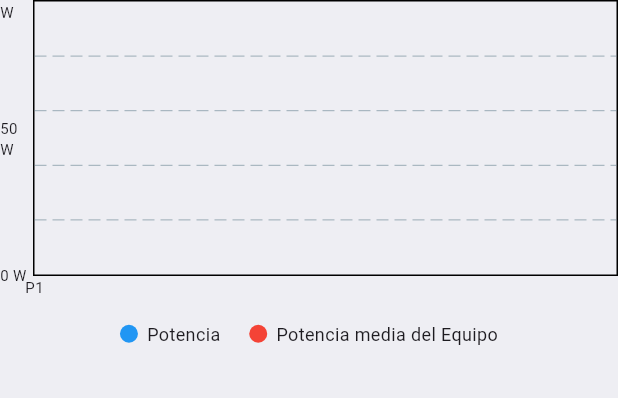
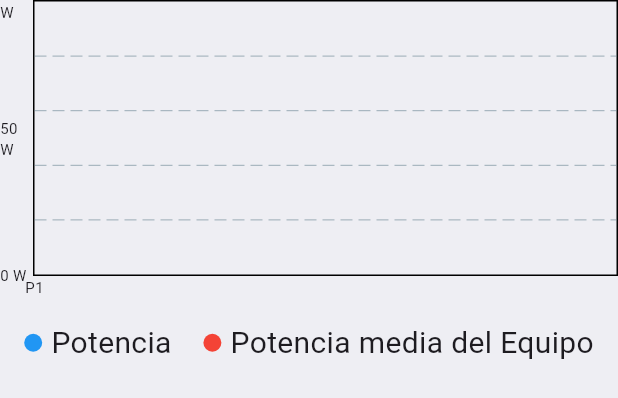
Before and after one commit to jarandasu/rowpower, a Flutter app: the RowerPowerChart widget shown alone on an empty page, opened directly with empty values, on a phone screen of 412 x 824 dp. Shown: the top 398 px of the screen. Run offline on Flutter 3.47's test engine with Material 3 defaults, Android fonts, the phone set to English and light mode, and no system bars; drawn by our look-alikes of fl_chart; our stand-ins replace flutter_blue_plus, permission_handler.

Commit message:
Cambios estéticos menores

```diff
--- a/lib/pages/ble_rower_page.dart
+++ b/lib/pages/ble_rower_page.dart
@@ -76,7 +76,7 @@ class _BLERowerPageState extends State<BLERowerPage> {
               children: [
                 Container(
                   height: height / 3,
-                  padding: const EdgeInsets.all(8),
+                  padding: const EdgeInsets.all(15),
                   /// Componente gráfico que muestra potencias individuales vs equipo
                   child: RowerPowerChart(
                     potencias: potencias,
@@ -84,7 +84,7 @@ class _BLERowerPageState extends State<BLERowerPage> {
                     deviceName: widget.device.platformName,
                   ),
                 ),
-                const SizedBox(height: 12),
+                //const SizedBox(height: 6),
                 Column(
                   children: [
                     /// Potencia actual del remero en pantalla grande
--- a/lib/widgets/rower_power_chart.dart
+++ b/lib/widgets/rower_power_chart.dart
@@ -112,7 +112,7 @@ class RowerPowerChart extends StatelessWidget {
           ),
         ),
         SizedBox(width: 6),
-        Text(label, style: TextStyle(fontSize: 12)),
+        Text(label, style: TextStyle(fontSize: 20)),
       ],
     );
   }
--- a/lib/widgets/trainer_individual_chart.dart
+++ b/lib/widgets/trainer_individual_chart.dart
@@ -95,7 +95,7 @@ Widget build(BuildContext context) {
           ),
         ),
         const SizedBox(width: 6),
-        Text(label, style: const TextStyle(fontSize: 12)),
+        Text(label, style: const TextStyle(fontSize: 20)),
       ],
     );
   }
--- a/lib/widgets/trainer_power_chart.dart
+++ b/lib/widgets/trainer_power_chart.dart
@@ -114,7 +114,7 @@ Widget build(BuildContext context) {
           ),
         ),
         const SizedBox(width: 6),
-        Text(label, style: const TextStyle(fontSize: 12)),
+        Text(label, style: const TextStyle(fontSize: 20)),
       ],
     );
   }
```
